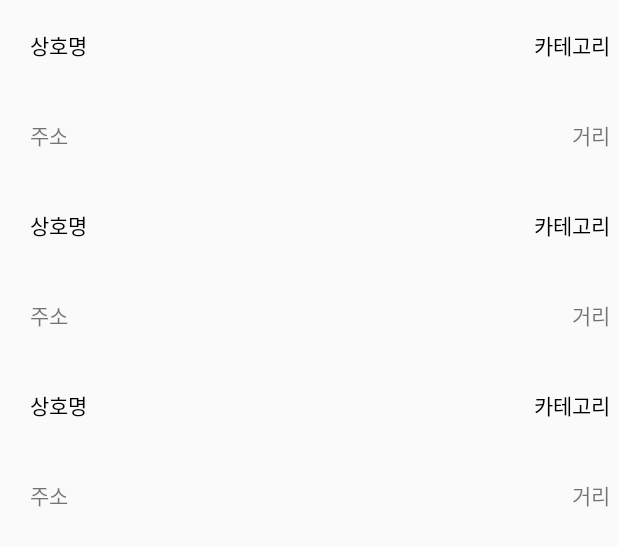
After one commit to 2020CapstoneDesign-Demap/DeMap, an Android app: the layout activity_search_place.xml on its own in the app's theme, with its tools: preview values and no code run, on a phone screen of 412 x 824 dp. The commit adds this screen. Shown: the top 546 px of the screen. Run offline under Robolectric (Android 15) with nearby library versions, the phone set to English and light mode, and no system bars.

Commit message:
장소 검색

```diff
--- a/app/src/main/res/layout/activity_main.xml
+++ b/app/src/main/res/layout/activity_main.xml
@@ -24,4 +24,5 @@
         app:menu="@menu/drawer"
         />
 
+
 </androidx.drawerlayout.widget.DrawerLayout>
--- /dev/null
+++ b/app/src/main/res/layout/activity_search_place.xml
@@ -0,0 +1,69 @@
+<?xml version="1.0" encoding="utf-8"?>
+
+<layout xmlns:android="http://schemas.android.com/apk/res/android"
+    xmlns:app="http://schemas.android.com/apk/res-auto"
+    xmlns:tools="http://schemas.android.com/tools">
+
+    <data>
+        <variable
+            name="presenter"
+            type="kr.ac.hansung.demap.ui.searchPlace.SearchPlacePresenter" />
+        <variable
+            name="activity"
+            type="kr.ac.hansung.demap.ui.searchPlace.SearchPlaceActivity" />
+    </data>
+
+    <androidx.constraintlayout.widget.ConstraintLayout
+        android:layout_width="match_parent"
+        android:layout_height="match_parent"
+        tools:context=".ui.searchPlace.SearchPlaceActivity">
+
+    <!--
+    <androidx.constraintlayout.widget.ConstraintLayout
+        android:id="@+id/cl_search"
+        android:layout_width="0dp"
+        android:layout_height="50dp"
+        app:layout_constraintTop_toTopOf="parent"
+        app:layout_constraintEnd_toEndOf="parent"
+        app:layout_constraintStart_toStartOf="parent">
+
+        <EditText
+            android:text="@={presenter.query}"
+            android:id="@+id/et_search"
+            android:layout_width="320dp"
+            android:layout_height="wrap_content"
+            android:hint="검색할 장소를 입력하세요"
+            app:layout_constraintBottom_toBottomOf="parent"
+            app:layout_constraintStart_toStartOf="parent"
+            app:layout_constraintTop_toTopOf="parent" />
+
+        <Button
+            android:id="@+id/btn_search"
+            android:layout_width="0dp"
+            android:layout_height="0dp"
+            android:text="검색"
+            android:onClick="@{() -> presenter.getPlaces(presenter.query)}"
+            app:layout_constraintBottom_toBottomOf="parent"
+            app:layout_constraintEnd_toEndOf="parent"
+            app:layout_constraintStart_toEndOf="@id/et_search"
+            app:layout_constraintTop_toTopOf="parent" />
+
+    </androidx.constraintlayout.widget.ConstraintLayout>
+    -->
+
+
+    <androidx.recyclerview.widget.RecyclerView
+        android:id="@+id/rv_search_place_list"
+        android:layout_width="match_parent"
+        android:layout_height="match_parent"
+        tools:listitem="@layout/item_search_place"
+        app:layoutManager="androidx.recyclerview.widget.LinearLayoutManager"
+        app:layout_constraintBottom_toBottomOf="parent"
+        app:layout_constraintEnd_toEndOf="parent"
+        app:layout_constraintStart_toStartOf="parent">
+
+    </androidx.recyclerview.widget.RecyclerView>
+
+    </androidx.constraintlayout.widget.ConstraintLayout>
+
+</layout>
--- /dev/null
+++ b/app/src/main/res/layout/item_search_place.xml
@@ -0,0 +1,68 @@
+<?xml version="1.0" encoding="utf-8"?>
+<androidx.constraintlayout.widget.ConstraintLayout
+    xmlns:android="http://schemas.android.com/apk/res/android"
+    android:layout_width="match_parent"
+    android:layout_height="120dp"
+    xmlns:app="http://schemas.android.com/apk/res-auto">
+
+    <LinearLayout
+        android:id="@+id/ll_first"
+        android:layout_width="280dp"
+        android:layout_height="0dp"
+        android:orientation="vertical"
+        app:layout_constraintBottom_toBottomOf="parent"
+        app:layout_constraintStart_toStartOf="parent"
+        app:layout_constraintTop_toTopOf="parent">
+
+        <TextView
+            android:id="@+id/tv_title"
+            style="@style/Regular_gray"
+            android:layout_width="match_parent"
+            android:layout_height="0dp"
+            android:layout_weight="1"
+            android:gravity="center_vertical"
+            android:paddingStart="20dp"
+            android:text="상호명" />
+
+        <TextView
+            android:id="@+id/tv_address"
+            android:layout_width="match_parent"
+            android:layout_height="0dp"
+            android:layout_weight="1"
+            android:gravity="center_vertical"
+            android:paddingStart="20dp"
+            android:text="주소" />
+    </LinearLayout>
+
+    <LinearLayout
+        android:layout_width="0dp"
+        android:layout_height="0dp"
+        android:orientation="vertical"
+        app:layout_constraintBottom_toBottomOf="parent"
+        app:layout_constraintEnd_toEndOf="parent"
+        app:layout_constraintStart_toEndOf="@id/ll_first"
+        app:layout_constraintTop_toTopOf="parent">
+
+        <TextView
+            android:id="@+id/tv_category"
+            style="@style/Regular_gray"
+            android:layout_width="match_parent"
+            android:layout_height="0dp"
+            android:layout_weight="1"
+            android:gravity="right|center_vertical"
+            android:paddingRight="5dp"
+            android:text="카테고리"/>
+
+        <TextView
+            android:id="@+id/tv_distance"
+            android:layout_width="match_parent"
+            android:layout_height="0dp"
+            android:layout_weight="1"
+            android:gravity="right|center_vertical"
+            android:paddingStart="20dp"
+            android:paddingRight="5dp"
+            android:text="거리" />
+
+    </LinearLayout>
+
+</androidx.constraintlayout.widget.ConstraintLayout>
--- a/app/src/main/res/layout/nav_header_main.xml
+++ b/app/src/main/res/layout/nav_header_main.xml
@@ -7,6 +7,7 @@
     android:layout_height="wrap_content"
     android:orientation="horizontal"
     android:paddingTop="20dp"
+    android:background="@color/colorPrimary"
     >
 
     <ImageView
--- a/app/src/main/res/menu/bottom.xml
+++ b/app/src/main/res/menu/bottom.xml
@@ -1,6 +1,6 @@
 <?xml version="1.0" encoding="utf-8"?>
-<menu xmlns:android="http://schemas.android.com/apk/res/android"
-    xmlns:app="http://schemas.android.com/apk/res-auto">
+<menu
+    xmlns:android="http://schemas.android.com/apk/res/android">
     <item
         android:id="@+id/history_bottom_nav"
         android:title="히스토리"
--- a/app/src/main/res/values/strings.xml
+++ b/app/src/main/res/values/strings.xml
@@ -4,6 +4,8 @@
     <string name="folder_name">폴더 이름</string>
     <string name="folder_search">폴더 검색</string>
     <string name="folder_subscribe">구독</string>
+    <string name="search_hint">Search</string>
+    <string name="app_label">DeMap</string>
 
 
     <!--login-->
@@ -15,7 +17,6 @@
     <string name="nickname_text">닉네임</string>
     <string name="confirm_text">확인</string>
     <string name="cancel_text">취소</string>
-
 
 
     <!-- Naver -->
@@ -34,4 +35,7 @@
     <string name="description_custom_info_window">커스텀 어댑터를 사용하는 정보 창</string>
     <string name="content_description_icon">아이콘</string>
     <string name="format_coord">(%1$.5f, %2$.5f)</string>
+
+    <!-- TODO: Remove or change this placeholder text -->
+    <string name="hello_blank_fragment">Hello blank fragment</string>
 </resources>
```
Also changed, not shown: app/src/main/AndroidManifest.xml (+15 -14 lines), app/src/main/java/kr/ac/hansung/demap/data/remote/NaverSearchRemoteDataSource.kt (added, +9 -0 lines), app/src/main/java/kr/ac/hansung/demap/data/remote/NaverSearchRemoteDataSourceImpl.kt (added, +13 -0 lines), app/src/main/java/kr/ac/hansung/demap/data/remote/source/network/NaverApiClient.kt (added, +30 -0 lines), app/src/main/java/kr/ac/hansung/demap/data/remote/source/network/NaverApiService.kt (added, +17 -0 lines), app/src/main/java/kr/ac/hansung/demap/model/SearchResponse.kt (added, +65 -0 lines), app/src/main/java/kr/ac/hansung/demap/ui/main/MainActivity.kt (+66 -5 lines), app/src/main/java/kr/ac/hansung/demap/ui/searchPlace/SearchPlaceActivity.kt (added, +87 -0 lines), app/src/main/java/kr/ac/hansung/demap/ui/searchPlace/SearchPlaceAdapter.kt (added, +63 -0 lines), app/src/main/java/kr/ac/hansung/demap/ui/searchPlace/SearchPlaceContract.kt (added, +21 -0 lines), app/src/main/java/kr/ac/hansung/demap/ui/searchPlace/SearchPlacePresenter.kt (added, +47 -0 lines), app/src/main/res/layout/activity_main_content.xml (+9 -25 lines), app/src/main/res/layout/bottom_main.xml (added, +15 -0 lines), app/src/main/res/layout/toolbar_main.xml (+10 -2 lines).
